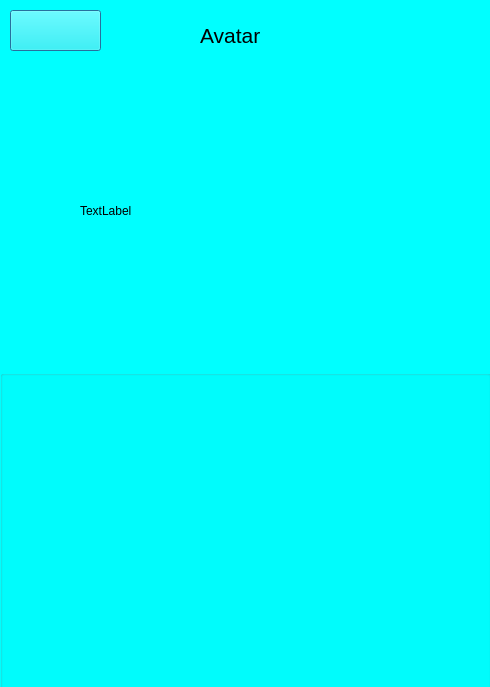
First picture: the form in SKOGKK/KKOGSK/avatardialog.ui, repository Strauts/AppDeployment, before the edit.
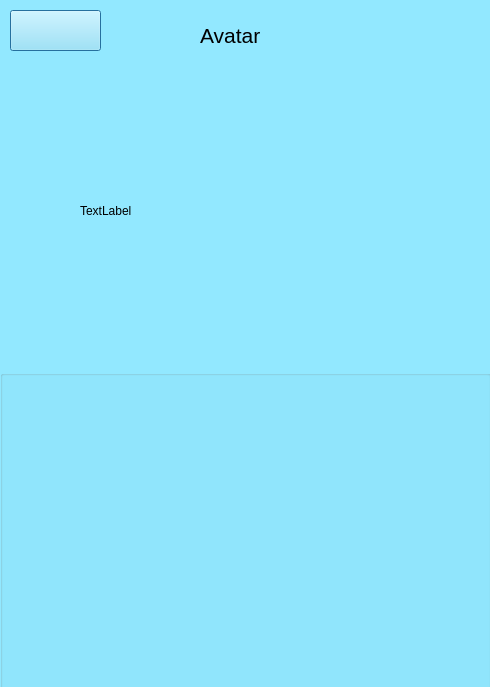
Second picture: the form after the edit. Icons and pictures are not drawn.

What changed in the file:
```diff
--- a/SKOGKK/KKOGSK/avatardialog.ui
+++ b/SKOGKK/KKOGSK/avatardialog.ui
@@ -14,7 +14,7 @@
    <string>Dialog</string>
   </property>
   <property name="styleSheet">
-   <string notr="true">background-color: rgb(0, 255, 255);</string>
+   <string notr="true">background-color: rgb(146, 232, 255);</string>
   </property>
   <widget class="QGroupBox" name="groupBox">
    <property name="geometry">
```
